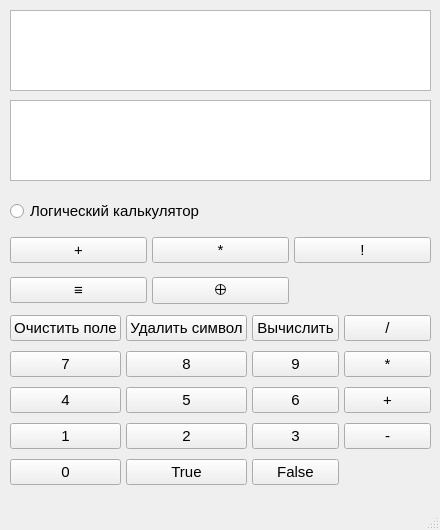
Old version of the form ChurchLambdaCalculus/UI/calculus.ui in the repository ArkhamX2/ChurchLambdaCalculus.
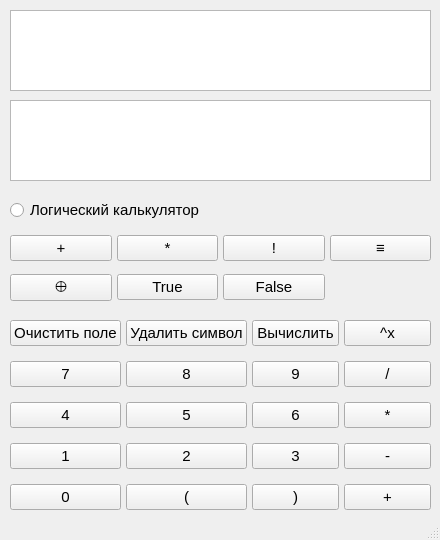
New version of the form.

Patch:
```diff
--- a/ChurchLambdaCalculus/UI/calculus.ui
+++ b/ChurchLambdaCalculus/UI/calculus.ui
@@ -10,19 +10,19 @@
     <x>0</x>
     <y>0</y>
     <width>440</width>
-    <height>530</height>
+    <height>540</height>
    </rect>
   </property>
   <property name="minimumSize">
    <size>
     <width>440</width>
-    <height>530</height>
+    <height>540</height>
    </size>
   </property>
   <property name="maximumSize">
    <size>
     <width>440</width>
-    <height>530</height>
+    <height>540</height>
    </size>
   </property>
   <property name="font">
@@ -67,7 +67,7 @@
       <x>10</x>
       <y>310</y>
       <width>421</width>
-      <height>181</height>
+      <height>211</height>
      </rect>
     </property>
     <layout class="QGridLayout" name="gridLayout">
@@ -95,27 +95,6 @@
        </property>
       </widget>
      </item>
-     <item row="1" column="3">
-      <widget class="QPushButton" name="Mult">
-       <property name="text">
-        <string>*</string>
-       </property>
-      </widget>
-     </item>
-     <item row="3" column="3">
-      <widget class="QPushButton" name="Minus">
-       <property name="text">
-        <string>-</string>
-       </property>
-      </widget>
-     </item>
-     <item row="2" column="3">
-      <widget class="QPushButton" name="Plus">
-       <property name="text">
-        <string>+</string>
-       </property>
-      </widget>
-     </item>
      <item row="1" column="1">
       <widget class="QPushButton" name="Eight">
        <property name="text">
@@ -172,6 +151,55 @@
        </property>
       </widget>
      </item>
+     <item row="4" column="0">
+      <widget class="QPushButton" name="Zer0">
+       <property name="text">
+        <string>0</string>
+       </property>
+      </widget>
+     </item>
+     <item row="3" column="3">
+      <widget class="QPushButton" name="Minus">
+       <property name="text">
+        <string>-</string>
+       </property>
+      </widget>
+     </item>
+     <item row="4" column="3">
+      <widget class="QPushButton" name="Plus">
+       <property name="text">
+        <string>+</string>
+       </property>
+      </widget>
+     </item>
+     <item row="2" column="3">
+      <widget class="QPushButton" name="Mult">
+       <property name="text">
+        <string>*</string>
+       </property>
+      </widget>
+     </item>
+     <item row="1" column="3">
+      <widget class="QPushButton" name="Div">
+       <property name="text">
+        <string>/</string>
+       </property>
+      </widget>
+     </item>
+     <item row="4" column="1">
+      <widget class="QPushButton" name="ParenLeftButton">
+       <property name="text">
+        <string>(</string>
+       </property>
+      </widget>
+     </item>
+     <item row="4" column="2">
+      <widget class="QPushButton" name="parenRightButton">
+       <property name="text">
+        <string>)</string>
+       </property>
+      </widget>
+     </item>
      <item row="0" column="2">
       <widget class="QPushButton" name="Evaluate">
        <property name="text">
@@ -180,30 +208,9 @@
       </widget>
      </item>
      <item row="0" column="3">
-      <widget class="QPushButton" name="Div">
+      <widget class="QPushButton" name="PowTo">
        <property name="text">
-        <string>/</string>
-       </property>
-      </widget>
-     </item>
-     <item row="4" column="0">
-      <widget class="QPushButton" name="Zer0">
-       <property name="text">
-        <string>0</string>
-       </property>
-      </widget>
-     </item>
-     <item row="4" column="1">
-      <widget class="QPushButton" name="TrueButton">
-       <property name="text">
-        <string>True</string>
-       </property>
-      </widget>
-     </item>
-     <item row="4" column="2">
-      <widget class="QPushButton" name="FalseButton">
-       <property name="text">
-        <string>False</string>
+        <string>^x</string>
        </property>
       </widget>
      </item>
@@ -215,13 +222,27 @@
       <x>10</x>
       <y>190</y>
       <width>421</width>
-      <height>125</height>
+      <height>121</height>
      </rect>
     </property>
     <layout class="QGridLayout" name="gridLayout_2">
      <property name="spacing">
       <number>5</number>
      </property>
+     <item row="4" column="3">
+      <widget class="QPushButton" name="EqLog">
+       <property name="text">
+        <string>≡</string>
+       </property>
+      </widget>
+     </item>
+     <item row="8" column="2">
+      <widget class="QPushButton" name="FalseButton">
+       <property name="text">
+        <string>False</string>
+       </property>
+      </widget>
+     </item>
      <item row="4" column="2">
       <widget class="QPushButton" name="NotLog">
        <property name="text">
@@ -236,34 +257,7 @@
        </property>
       </widget>
      </item>
-     <item row="3" column="0" colspan="3">
-      <widget class="QRadioButton" name="LogcalcButton">
-       <property name="sizePolicy">
-        <sizepolicy hsizetype="Minimum" vsizetype="Fixed">
-         <horstretch>0</horstretch>
-         <verstretch>0</verstretch>
-        </sizepolicy>
-       </property>
-       <property name="text">
-        <string>Логический калькулятор</string>
-       </property>
-      </widget>
-     </item>
-     <item row="4" column="1">
-      <widget class="QPushButton" name="MultLog">
-       <property name="text">
-        <string>*</string>
-       </property>
-      </widget>
-     </item>
      <item row="8" column="0">
-      <widget class="QPushButton" name="EqLog">
-       <property name="text">
-        <string>≡</string>
-       </property>
-      </widget>
-     </item>
-     <item row="8" column="1">
       <widget class="QPushButton" name="XorLog">
        <property name="font">
         <font>
@@ -281,6 +275,33 @@
        </property>
       </widget>
      </item>
+     <item row="3" column="0" colspan="3">
+      <widget class="QRadioButton" name="LogcalcButton">
+       <property name="sizePolicy">
+        <sizepolicy hsizetype="Minimum" vsizetype="Fixed">
+         <horstretch>0</horstretch>
+         <verstretch>0</verstretch>
+        </sizepolicy>
+       </property>
+       <property name="text">
+        <string>Логический калькулятор</string>
+       </property>
+      </widget>
+     </item>
+     <item row="4" column="1">
+      <widget class="QPushButton" name="MultLog">
+       <property name="text">
+        <string>*</string>
+       </property>
+      </widget>
+     </item>
+     <item row="8" column="1">
+      <widget class="QPushButton" name="TrueButton">
+       <property name="text">
+        <string>True</string>
+       </property>
+      </widget>
+     </item>
     </layout>
    </widget>
    <widget class="QTextEdit" name="Result">
```
